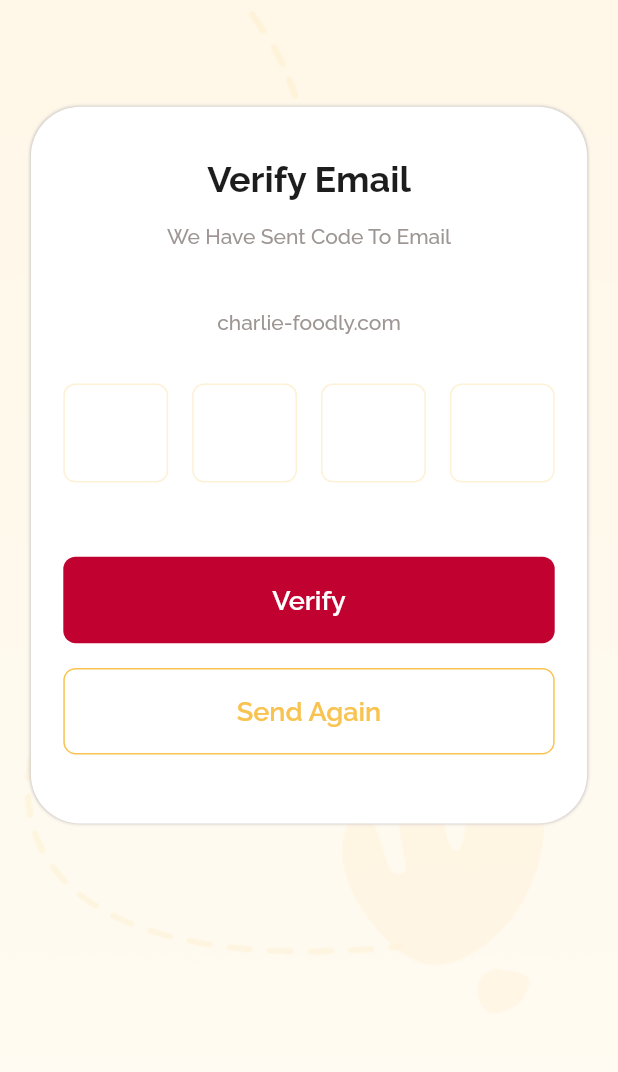
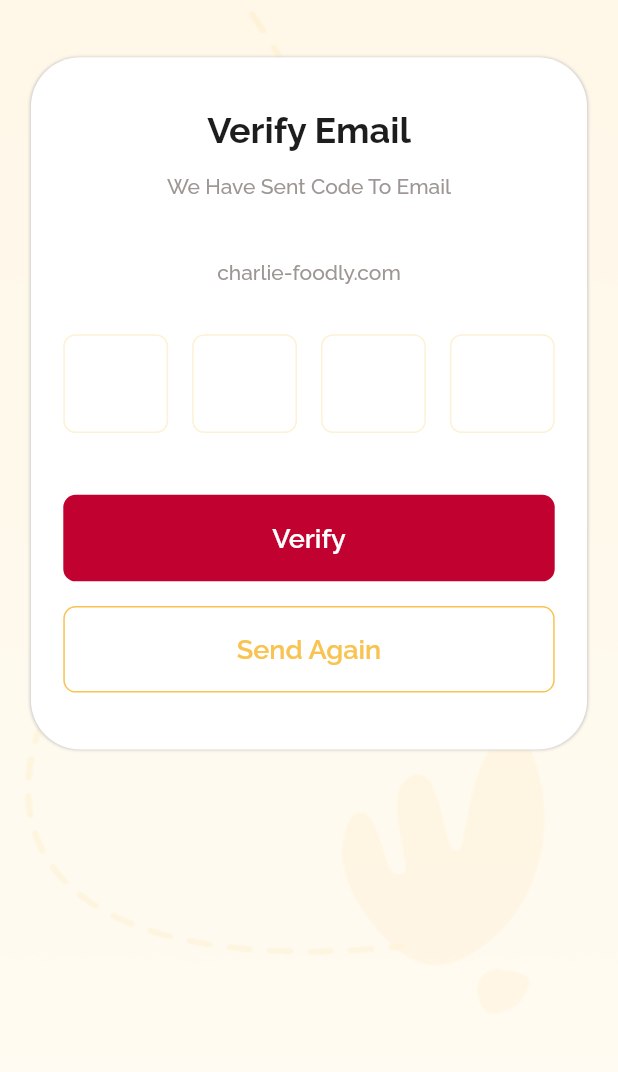
Before and after one commit to App-Jinn-byte/we_skool_app, a Flutter app: the OtpScreen screen opened directly, on a phone screen of 412 x 824 dp, the part 135-1207 px from its top. Run offline on Flutter 3.47's test engine with Material 2 defaults, Android fonts, the phone set to English and light mode, and no system bars; drawn by our look-alikes of pin_input_text_field; our stand-ins replace buttons_tabbar, carousel_slider, dotted_border, fluttertoast, lottie, shared_preferences and 1 more; missing offline and left inert: date_time_format, flutter_animated_dialog; accounts and stored records are empty.

Commit message:
Trello Fixes Otp Screen Fixes

```diff
--- a/lib/screens/bottomTab/bottom_tab.dart
+++ b/lib/screens/bottomTab/bottom_tab.dart
@@ -39,7 +39,9 @@ class _BottomTabState extends State<BottomTab> with WidgetsBindingObserver {
         body: Container(
           child: _bottomTabProvider.screens[_bottomTabProvider.selectedIndex],
         ),
-        bottomNavigationBar: SizedBox(
+        bottomNavigationBar: Visibility(
+          visible: _bottomTabProvider.hideBottomTab != true,
+          child: SizedBox(
             height: getHeight() * .10,
             child: BottomNavigationBar(
               currentIndex: _bottomTabProvider.selectedIndex,
@@ -209,6 +211,7 @@ class _BottomTabState extends State<BottomTab> with WidgetsBindingObserver {
             ),
           ),
         ),
+      ),
     );
   }
 }
--- a/lib/screens/bottomTab/bottom_tab_provider.dart
+++ b/lib/screens/bottomTab/bottom_tab_provider.dart
@@ -11,10 +11,12 @@ import 'package:we_skool_app/screens/contact_us/contact_us.dart';
 class BottomTabProvider extends ChangeNotifier {
   int selectedIndex = 0;
   BuildContext? context;
+  bool hideBottomTab = false;
 
   init({@required BuildContext? context, @required int? index}) {
+    selectedIndex = index!;
+    // hideBottomTab = false;
     this.context = context;
-    selectedIndex = index!;
   }
 
   set setCurrentIndex(int index) {
@@ -23,7 +25,7 @@ class BottomTabProvider extends ChangeNotifier {
   }
 
   List screens = [
-     Home(),
+    const Home(),
     DailyObservation(),
     const Calendar(),
     const NotificationScreen(),
--- a/lib/screens/bottomTab/pages/home/home.dart
+++ b/lib/screens/bottomTab/pages/home/home.dart
@@ -61,7 +61,6 @@ class _HomeState extends State<Home> {
                 children: [
                   _homeComponents.appBar(
                       onPressMenu: () {
-
                         openDrawer(context);
                       },
                       text: "Home",
--- a/lib/screens/bottomTab/pages/home/home_components.dart
+++ b/lib/screens/bottomTab/pages/home/home_components.dart
@@ -366,7 +366,7 @@ class _BuilddrawersState extends State<Builddrawers> {
                   //           MaterialPageRoute(builder: (_) => const ContactUs()));
                   //     }
                   // ),
-                 // SizedBox(height: getHeight() * 0.05),
+                 SizedBox(height: getHeight() * 0.04),
                   Padding(
                     padding: EdgeInsets.only(left: getWidth() * 0.04,top: getHeight()*0.01),
                     child: GestureDetector(
--- a/lib/screens/forgot_password/forgot_password_components.dart
+++ b/lib/screens/forgot_password/forgot_password_components.dart
@@ -19,7 +19,7 @@ class ForgotPasswordComponents {
 
   }) {
     return Container(
-      height: getHeight() * 0.58,
+      height: getHeight() * 0.56,
       width: sizes!.width,
       padding:
       EdgeInsets.symmetric(horizontal: getWidth() * 0.05),
@@ -82,7 +82,7 @@ class ForgotPasswordComponents {
               ),
             ),
           ),
-          SizedBox(height: getHeight() * 0.06),
+          SizedBox(height: getHeight() * 0.05),
           CommonWidgets.getButton(
               onPress: () {
                 onPressVerify!.call();
--- a/lib/screens/forgot_password/otp_screen.dart
+++ b/lib/screens/forgot_password/otp_screen.dart
@@ -50,7 +50,7 @@ class _OtpScreenState extends State<OtpScreen> {
                     CommonWidgets.customBackButton(onPress: () {
                       Navigator.pop(context);
                     }),
-                    SizedBox(height: getHeight() * 0.1),
+                    SizedBox(height: getHeight() * 0.06),
                     _forgotPasswordComponents.otpContainer(
                         userEmail: "charlie-foodly.com",
                         otpTextEditingController: emailController!,
--- a/lib/screens/sign_in/sign_in.dart
+++ b/lib/screens/sign_in/sign_in.dart
@@ -49,7 +49,7 @@ class _SignInState extends State<SignIn> {
 
                   children: [
 
-                    SizedBox(height: getHeight() * 0.2),
+                    SizedBox(height: getHeight() * 0.18),
                     TextView.size24Text("Sign In", Assets.raleWayBold,
                         fontWeight: FontWeight.w700,
                         color: AppColors.blackTextColor, lines: 1),
@@ -90,7 +90,7 @@ class _SignInState extends State<SignIn> {
                         fontWeight: FontWeight.w500,
                         textColor: AppColors.pureWhiteColor,
                         fontFamily: Assets.raleWayMedium),
-                    SizedBox(height: getHeight() * 0.22),
+                    SizedBox(height: getHeight() * 0.24),
                     GestureDetector(
                       onTap: () {
                         Navigator.push(context,
```
Also changed, not shown: pubspec.lock. Lines whose indentation alone changed are shown as unchanged.
